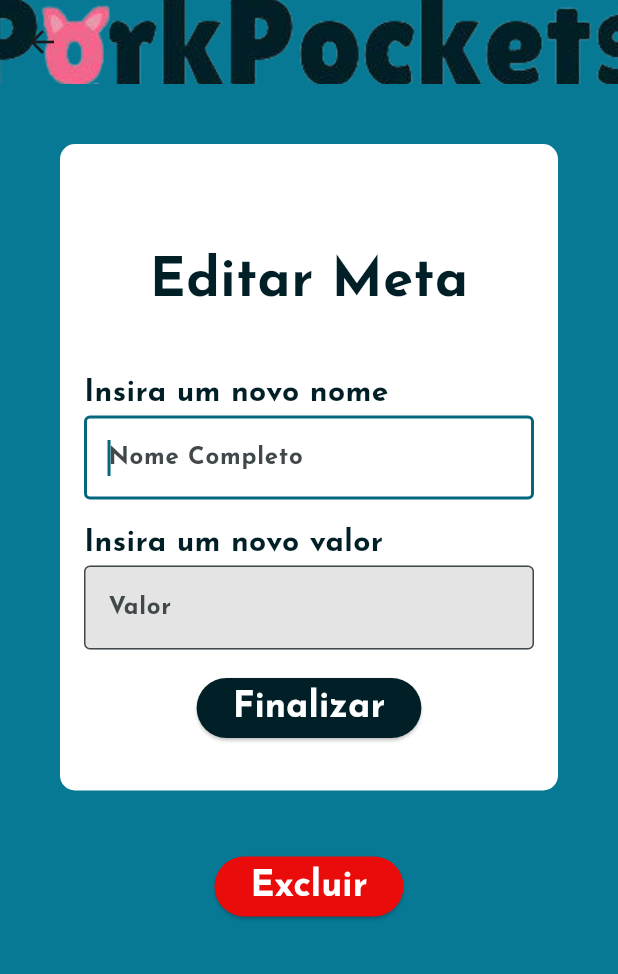
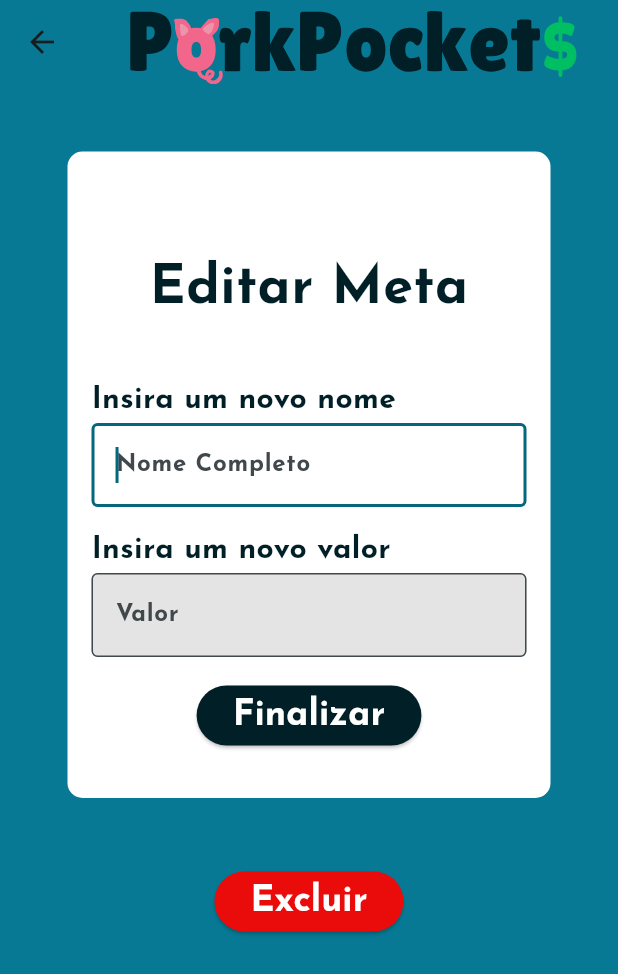
Before and after one commit to IgorLorentz/PorkPockets, a Flutter app: the EditMetaPage screen opened directly, on a phone screen of 412 x 824 dp. Shown: the top 974 px of the screen. Run offline on Flutter 3.47's test engine with Material 3 defaults, Android fonts, the phone set to English and light mode, and no system bars; our stand-ins replace flutter_svg.

Commit message:
update edit_meta

```diff
--- a/pork_pockets_app/lib/pages/edit_meta_page.dart
+++ b/pork_pockets_app/lib/pages/edit_meta_page.dart
@@ -1,4 +1,5 @@
 import 'package:flutter/material.dart';
+import 'package:pork_pockets_app/util/appbar.dart';
 import 'package:pork_pockets_app/util/color_util.dart';
 import 'package:pork_pockets_app/util/forms_util.dart';
 import 'package:pork_pockets_app/util/text_util.dart';
@@ -17,19 +18,13 @@ class _EditMetaPageState extends State<EditMetaPage> {
   Widget build(BuildContext context) {
     return Scaffold(
       backgroundColor: Paleta.bgColor,
-      appBar: AppBar(
-        backgroundColor: Paleta.bgColor,
-        flexibleSpace: Image.asset(
-          'assets/images/logo_pork_bg.png',
-          fit: BoxFit.none,
-        ),
-      ),
+      appBar: appBar(),
       body: SingleChildScrollView(
         child: Column(
           children: [
             Container(
               decoration: BoxDecoration(color: Colors.white,borderRadius: BorderRadius.circular(10)),
-                margin: const EdgeInsets.all(40),
+                margin: const EdgeInsets.all(45),
                 child: Form(
                   child: Padding(
                     padding: const EdgeInsets.all(16.0),
```
